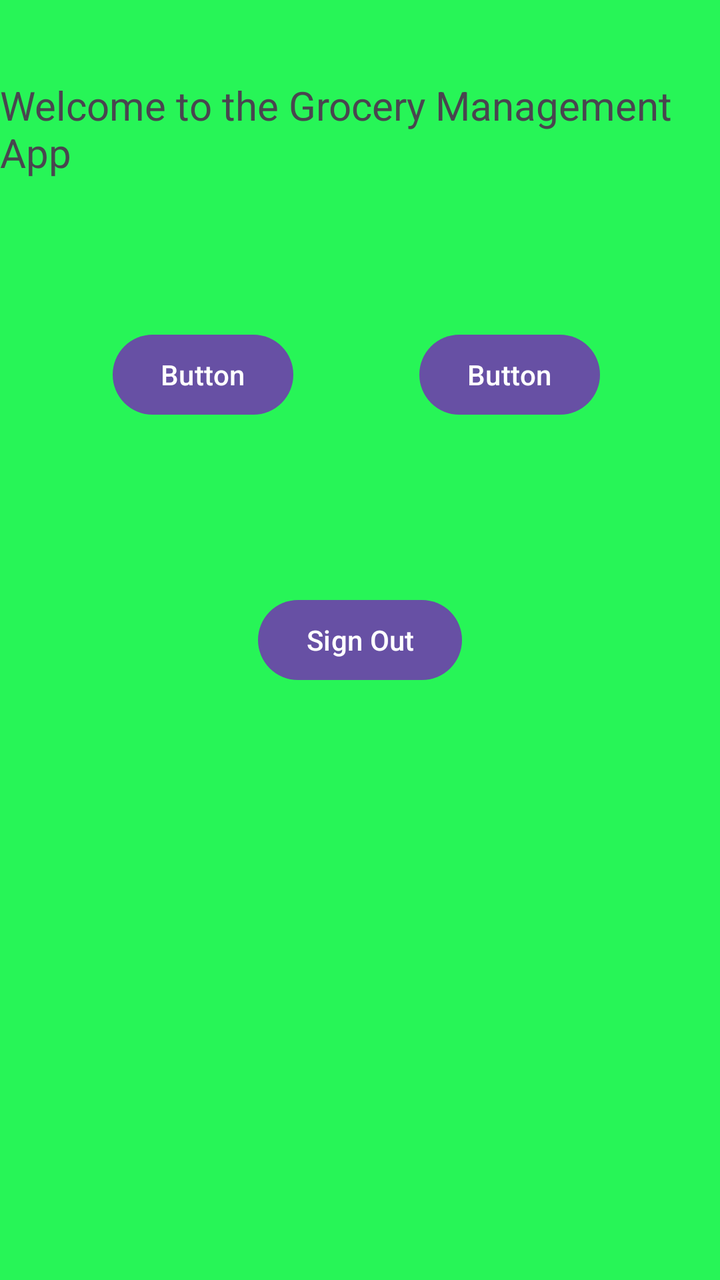
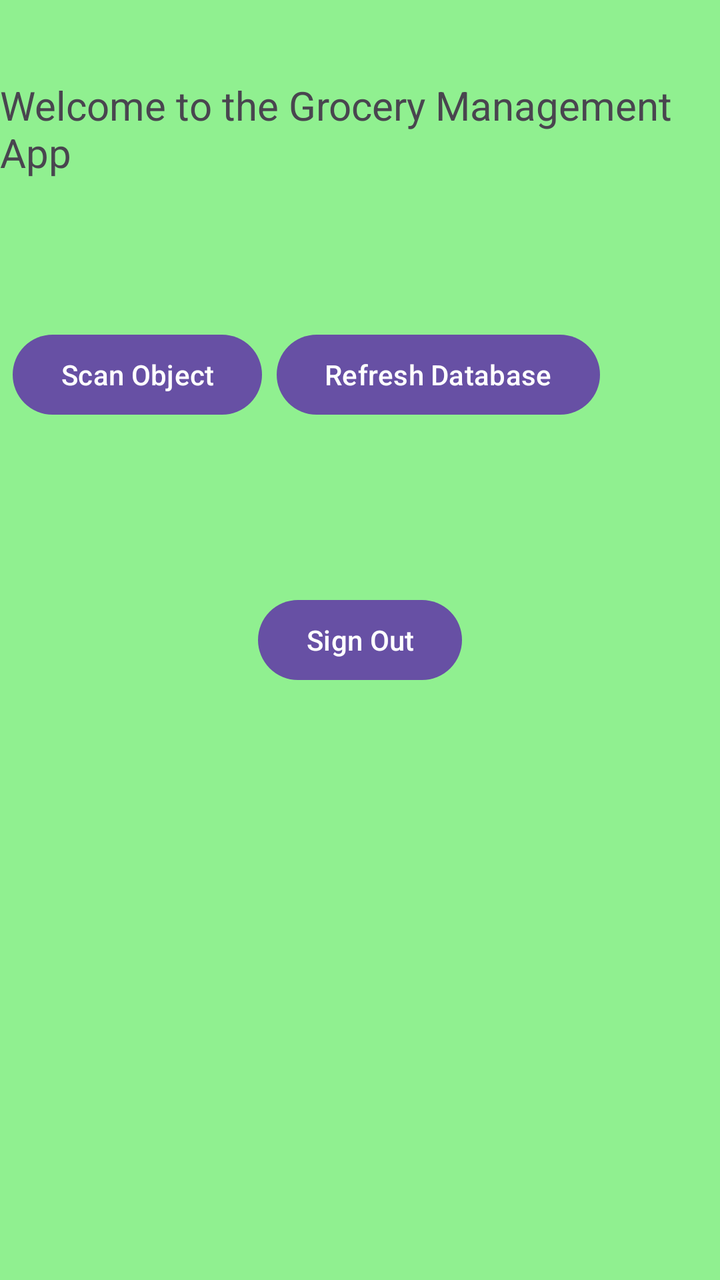

Compare the two renders of this Android layout. The source of the first and the diff that turns it into the second are given below.
<!-- AndroidManifest.xml: application theme Theme.GroceryManagementApp -->
<!-- res/layout/activity_main.xml -->
<?xml version="1.0" encoding="utf-8"?>
<androidx.constraintlayout.widget.ConstraintLayout xmlns:android="http://schemas.android.com/apk/res/android"
    xmlns:app="http://schemas.android.com/apk/res-auto"
    xmlns:tools="http://schemas.android.com/tools"
    android:id="@+id/main"
    android:layout_width="match_parent"
    android:layout_height="match_parent"
    android:background="@color/green"
    tools:context=".MainActivity">

    <TextView
        android:id="@+id/myTextViewWelcome"
        android:layout_width="wrap_content"
        android:layout_height="wrap_content"
        android:text="Welcome to the Grocery Management App"
        android:textSize="20sp"
        app:layout_constraintBottom_toBottomOf="parent"
        app:layout_constraintEnd_toEndOf="parent"
        app:layout_constraintStart_toStartOf="parent"
        app:layout_constraintTop_toTopOf="parent"
        app:layout_constraintVertical_bias="0.066" />

    <Button
        android:id="@+id/myButtonScanReceipt"
        android:layout_width="wrap_content"
        android:layout_height="wrap_content"
        android:text="Button"
        app:layout_constraintBottom_toBottomOf="parent"
        app:layout_constraintEnd_toStartOf="@+id/myButtonTakePicture"
        app:layout_constraintHorizontal_bias="0.473"
        app:layout_constraintStart_toStartOf="parent"
        app:layout_constraintTop_toTopOf="parent"
        app:layout_constraintVertical_bias="0.276" />

    <androidx.appcompat.widget.AppCompatImageView
        android:id="@+id/iv_image"
        android:layout_width="150dp"
        android:layout_height="150dp"
        android:layout_marginTop="25dp"
        android:scaleType="centerCrop"
        app:layout_constraintLeft_toLeftOf="parent"
        app:layout_constraintRight_toRightOf="parent"
        app:layout_constraintTop_toBottomOf="@id/myButtonScanReceipt"/>

    <Button
        android:id="@+id/myButtonTakePicture"
        android:layout_width="wrap_content"
        android:layout_height="wrap_content"
        android:layout_marginEnd="60dp"
        android:text="Button"
        app:layout_constraintBottom_toBottomOf="parent"
        app:layout_constraintEnd_toEndOf="parent"
        app:layout_constraintTop_toTopOf="parent"
        app:layout_constraintVertical_bias="0.276" />

    <Button
        android:id="@+id/myButtonLogout"
        android:layout_width="wrap_content"
        android:layout_height="wrap_content"
        android:text="Sign Out"
        app:layout_constraintBottom_toBottomOf="parent"
        app:layout_constraintEnd_toEndOf="parent"
        app:layout_constraintStart_toStartOf="parent"
        app:layout_constraintTop_toTopOf="parent" />

</androidx.constraintlayout.widget.ConstraintLayout>
<!-- resources referenced by this layout -->
<resources>
  <color name="green">#27F557</color>
  <style name="Theme.GroceryManagementApp" parent="Base.Theme.GroceryManagementApp" />
  <style name="Base.Theme.GroceryManagementApp" parent="Theme.Material3.DayNight.NoActionBar">
          
          
      </style>
</resources>

<!-- the commit's change to res/layout/activity_main.xml (unified diff, before → after) -->
@@ -5,14 +5,14 @@
     android:id="@+id/main"
     android:layout_width="match_parent"
     android:layout_height="match_parent"
-    android:background="@color/green"
+    android:background="#90F090"
     tools:context=".MainActivity">
 
     <TextView
         android:id="@+id/myTextViewWelcome"
         android:layout_width="wrap_content"
         android:layout_height="wrap_content"
-        android:text="Welcome to the Grocery Management App"
+        android:text="@string/text_view_text"
         android:textSize="20sp"
         app:layout_constraintBottom_toBottomOf="parent"
         app:layout_constraintEnd_toEndOf="parent"
@@ -24,7 +24,7 @@
         android:id="@+id/myButtonScanReceipt"
         android:layout_width="wrap_content"
         android:layout_height="wrap_content"
-        android:text="Button"
+        android:text="@string/button_text_scan_object"
         app:layout_constraintBottom_toBottomOf="parent"
         app:layout_constraintEnd_toStartOf="@+id/myButtonTakePicture"
         app:layout_constraintHorizontal_bias="0.473"
@@ -47,7 +47,7 @@
         android:layout_width="wrap_content"
         android:layout_height="wrap_content"
         android:layout_marginEnd="60dp"
-        android:text="Button"
+        android:text="@string/button_text_refresh_database"
         app:layout_constraintBottom_toBottomOf="parent"
         app:layout_constraintEnd_toEndOf="parent"
         app:layout_constraintTop_toTopOf="parent"
@@ -57,7 +57,7 @@
         android:id="@+id/myButtonLogout"
         android:layout_width="wrap_content"
         android:layout_height="wrap_content"
-        android:text="Sign Out"
+        android:text="@string/button_text_sign_out"
         app:layout_constraintBottom_toBottomOf="parent"
         app:layout_constraintEnd_toEndOf="parent"
         app:layout_constraintStart_toStartOf="parent"
<!-- resource entries referenced after the edit -->
@@ -1,6 +1,9 @@
 <!-- resources referenced by this layout -->
 <resources>
-  <color name="green">#27F557</color>
+  <string name="button_text_refresh_database">Refresh Database</string>
+  <string name="button_text_scan_object">Scan Object</string>
+  <string name="button_text_sign_out">Sign Out</string>
+  <string name="text_view_text">Welcome to the Grocery Management App</string>
   <style name="Theme.GroceryManagementApp" parent="Base.Theme.GroceryManagementApp" />
   <style name="Base.Theme.GroceryManagementApp" parent="Theme.Material3.DayNight.NoActionBar">
           
